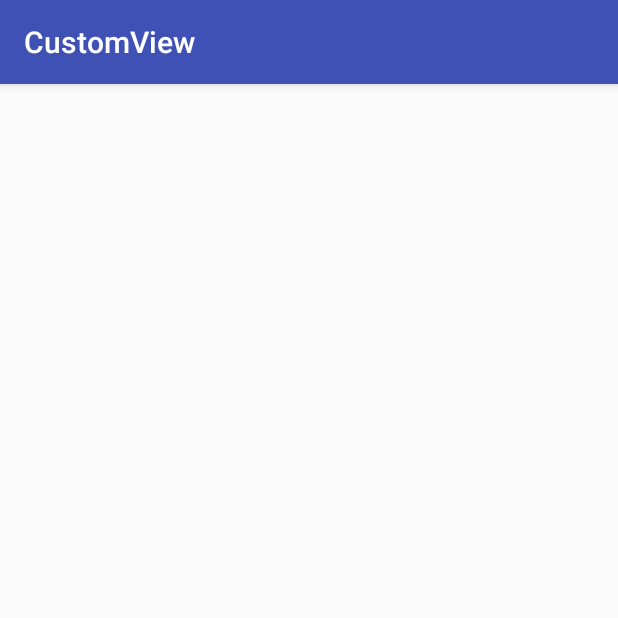
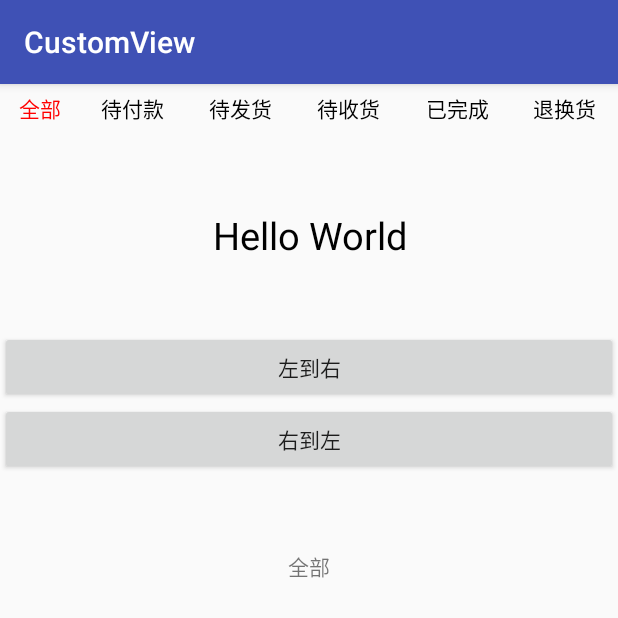
Before and after one commit to FrankZhong96/CustomView, an Android app: the ColorTrackTextViewActivity screen opened directly, with no data from a screen before it, on a phone screen of 412 x 824 dp, the top half of it. Run offline under Robolectric (Android 15) with nearby library versions, the phone set to English and light mode, and no system bars.

Commit message:
字体变色（一个字体两种颜色）

```diff
--- a/app/src/main/java/com/frank/customview/activity/ColorTrackTextViewActivity.java
+++ b/app/src/main/java/com/frank/customview/activity/ColorTrackTextViewActivity.java
@@ -1,10 +1,22 @@
 package com.frank.customview.activity;
 
+import android.graphics.Color;
 import android.os.Bundle;
 import android.support.annotation.Nullable;
+import android.support.v4.app.Fragment;
+import android.support.v4.app.FragmentPagerAdapter;
+import android.support.v4.view.ViewPager;
 import android.support.v7.app.AppCompatActivity;
+import android.util.Log;
+import android.view.ViewGroup;
+import android.widget.LinearLayout;
 
 import com.frank.customview.R;
+import com.frank.customview.fragment.ItemFragment;
+import com.frank.customview.wight.colortracktextview.ColorTrackTextView;
+
+import java.util.ArrayList;
+import java.util.List;
 
 /**
  * Created by Frank on 2018/8/27.
@@ -13,9 +25,84 @@ import com.frank.customview.R;
  */
 public class ColorTrackTextViewActivity extends AppCompatActivity {
 
+    private String[] mItems = {"全部", "待付款", "待发货", "待收货", "已完成", "退换货"};
+    private LinearLayout mLl_layout;
+    private List<ColorTrackTextView> mColorTrackTextViews;
+    private ViewPager mViewpager;
+
+
     @Override
     protected void onCreate(@Nullable Bundle savedInstanceState) {
         super.onCreate(savedInstanceState);
         setContentView(R.layout.activity_colortrack);
+        mLl_layout = findViewById(R.id.ll_layout);
+        mViewpager = findViewById(R.id.viewpager);
+        mColorTrackTextViews = new ArrayList<>();
+        initIndicator();
+        initViewPager();
     }
+
+    //初始化ViewPager
+    private void initViewPager() {
+        mViewpager.setAdapter(new FragmentPagerAdapter(getSupportFragmentManager()) {
+            @Override
+            public Fragment getItem(int position) {
+                return ItemFragment.newInstance(mItems[position]);
+            }
+
+            @Override
+            public int getCount() {
+                return mItems.length;
+            }
+        });
+        mViewpager.addOnPageChangeListener(new ViewPager.OnPageChangeListener() {
+            @Override
+            public void onPageScrolled(int position, float positionOffset, int positionOffsetPixels) {
+
+                Log.e("TAG", "pos" + position + "   positionOffset" + positionOffset);
+
+                //position 当前页面位置   positionOffset 代表滚动的0-1 百分比
+                ColorTrackTextView left = mColorTrackTextViews.get(position);
+                left.setDirection(ColorTrackTextView.Direction.RIGHT_TO_LEFT);
+                left.setCurrentProgress(1 - positionOffset);
+
+                if (position == mItems.length - 1) return;//防止溢出
+
+                ColorTrackTextView right = mColorTrackTextViews.get(position + 1);
+                right.setDirection(ColorTrackTextView.Direction.LEFT_TO_RIGHT);
+                right.setCurrentProgress(positionOffset);
+
+            }
+
+            @Override
+            public void onPageSelected(int i) {
+
+            }
+
+            @Override
+            public void onPageScrollStateChanged(int i) {
+
+            }
+        });
+    }
+
+    //初始化变色指示器
+    private void initIndicator() {
+        for (int i = 0; i < mItems.length; i++) {
+            //动态添加颜色跟踪的TextView
+            LinearLayout.LayoutParams params = new LinearLayout.LayoutParams(ViewGroup.LayoutParams.WRAP_CONTENT, ViewGroup.LayoutParams.WRAP_CONTENT);
+            params.weight = 1;
+            ColorTrackTextView colorTrackTextView = new ColorTrackTextView(this);
+            colorTrackTextView.setText(mItems[i]);
+            colorTrackTextView.setTextSize(20);
+            colorTrackTextView.setChangeColor(Color.RED);//设置变化颜色
+            colorTrackTextView.setLayoutParams(params);
+            //把新的加入LinearLayout容器
+            mLl_layout.addView(colorTrackTextView);
+            //加入集合
+            mColorTrackTextViews.add(colorTrackTextView);
+        }
+    }
+
+
 }
--- /dev/null
+++ b/app/src/main/java/com/frank/customview/fragment/ItemFragment.java
@@ -0,0 +1,75 @@
+package com.frank.customview.fragment;
+
+import android.animation.ObjectAnimator;
+import android.animation.ValueAnimator;
+import android.os.Bundle;
+import android.support.annotation.NonNull;
+import android.support.annotation.Nullable;
+import android.support.v4.app.Fragment;
+import android.view.LayoutInflater;
+import android.view.View;
+import android.view.ViewGroup;
+import android.widget.Button;
+import android.widget.TextView;
+
+import com.frank.customview.R;
+import com.frank.customview.wight.colortracktextview.ColorTrackTextView;
+
+/**
+ * Created by Frank on 2018/8/28.
+ *
+ * @fuction
+ */
+public class ItemFragment extends Fragment implements View.OnClickListener{
+
+    private ColorTrackTextView mColortrack;
+
+    public static ItemFragment newInstance(String item){
+        ItemFragment itemFragment = new ItemFragment();
+        Bundle bundle = new Bundle();
+        bundle.putString("title",item);
+        itemFragment.setArguments(bundle);
+        return itemFragment;
+    }
+
+    @Nullable
+    @Override
+    public View onCreateView(@NonNull LayoutInflater inflater, @Nullable ViewGroup container, @Nullable Bundle savedInstanceState) {
+        View view = inflater.inflate(R.layout.fragment_item,null);
+        mColortrack = view.findViewById(R.id.colortrack);
+        Button btn_left_right = view.findViewById(R.id.btn_left_right);
+        Button btn_right_left = view.findViewById(R.id.btn_right_left);
+        TextView text = view.findViewById(R.id.tv);
+        btn_left_right.setOnClickListener(this);
+        btn_right_left.setOnClickListener(this);
+        Bundle bundle = getArguments();
+        text.setText(bundle.getString("title"));
+        return view;
+    }
+
+    @Override
+    public void onClick(View v) {
+        switch (v.getId()){
+            case R.id.btn_left_right://左往右
+                setColorTrackDirection(ColorTrackTextView.Direction.LEFT_TO_RIGHT);
+                break;
+            case R.id.btn_right_left://右往左
+                setColorTrackDirection(ColorTrackTextView.Direction.RIGHT_TO_LEFT);
+                break;
+        }
+    }
+
+    public void setColorTrackDirection(ColorTrackTextView.Direction direction){
+        mColortrack.setDirection(direction);
+        ValueAnimator valueAnimator = ObjectAnimator.ofFloat(0, 1);
+        valueAnimator.setDuration(2000);
+        valueAnimator.addUpdateListener(new ValueAnimator.AnimatorUpdateListener() {
+            @Override
+            public void onAnimationUpdate(ValueAnimator animation) {
+                float currentProgress = (float) animation.getAnimatedValue();
+                mColortrack.setCurrentProgress(currentProgress);
+            }
+        });
+        valueAnimator.start();
+    }
+}
--- a/app/src/main/java/com/frank/customview/wight/colortracktextview/ColorTrackTextView.java
+++ b/app/src/main/java/com/frank/customview/wight/colortracktextview/ColorTrackTextView.java
@@ -2,8 +2,10 @@ package com.frank.customview.wight.colortracktextview;
 
 import android.content.Context;
 import android.content.res.TypedArray;
+import android.graphics.Canvas;
 import android.graphics.Color;
 import android.graphics.Paint;
+import android.graphics.Rect;
 import android.support.annotation.Nullable;
 import android.util.AttributeSet;
 
@@ -16,9 +18,17 @@ import com.frank.customview.R;
  */
 public class ColorTrackTextView extends android.support.v7.widget.AppCompatTextView {
 
+
     private int mOriginColor = Color.BLACK;//不变化的颜色
     private int mChangeColor = Color.RED;//变化的颜色
     private Paint mOriginPaint, mChangePaint;
+    private float mCurrentProgress = 0f;//当前进度，计算中间值用
+
+    private Direction mDirection = Direction.LEFT_TO_RIGHT;//实现不同方向
+    public enum Direction{
+        LEFT_TO_RIGHT,RIGHT_TO_LEFT
+    }
+
 
     public ColorTrackTextView(Context context) {
         this(context, null);
@@ -55,4 +65,66 @@ public class ColorTrackTextView extends android.support.v7.widget.AppCompatTextV
         paint.setTextSize(getTextSize());//设置字体大小，getTextSize()就是TextView的字体大小
         return paint;
     }
+
+    @Override
+    protected void onDraw(Canvas canvas) {
+//        super.onDraw(canvas);
+//        canvas.clipRect();//裁剪区域
+
+        //根据进度把中间值算出来
+        int middle = (int) (mCurrentProgress*getWidth());
+
+        if(mDirection == Direction.LEFT_TO_RIGHT){//左往右
+            //绘制变色
+            DrawText(canvas,mChangePaint,0,middle);
+            //绘制不变色
+            DrawText(canvas,mOriginPaint,middle,getWidth());
+        }else {
+            //绘制变色
+            DrawText(canvas,mChangePaint,getWidth()-middle,getWidth());
+            //绘制不变色
+            DrawText(canvas,mOriginPaint,0,getWidth()-middle);
+        }
+    }
+
+    /**
+     *绘制Text
+     * @param canvas
+     * @param paint
+     * @param start
+     * @param end
+     */
+    private void DrawText(Canvas canvas,Paint paint,int start,int end){
+        canvas.save();
+        Rect rect = new Rect(start,0,end,getHeight());
+        //利用clipRect();可以裁剪     左边用一个画笔画    右边用另一个画笔画   不断改变中间值
+        canvas.clipRect(rect);
+        String text = getText().toString();
+        Rect bounds = new Rect();
+        paint.getTextBounds(text, 0, text.length(), bounds);
+        int x = getWidth() / 2 - bounds.width() / 2;//获取字体宽度
+        //基线baseLine
+        Paint.FontMetricsInt fontMetrics = paint.getFontMetricsInt();
+        int dy = (fontMetrics.bottom - fontMetrics.top / 2) - fontMetrics.bottom;
+        int baseLine = getHeight() / 2 + dy;
+        canvas.drawText(text,x,baseLine,paint);
+        canvas.restore();
+    }
+
+    //设置进度
+    public void setCurrentProgress(float currentProgress){
+        this.mCurrentProgress = currentProgress;
+        invalidate();
+    }
+
+    //设置方向
+    public void setDirection(Direction direction){
+        this.mDirection = direction;
+    }
+
+    //设置变化颜色
+    public void setChangeColor(int color){
+        this.mChangeColor = color;
+    }
+
 }
--- a/app/src/main/res/layout/activity_colortrack.xml
+++ b/app/src/main/res/layout/activity_colortrack.xml
@@ -1,13 +1,22 @@
 <?xml version="1.0" encoding="utf-8"?>
-<android.support.constraint.ConstraintLayout xmlns:android="http://schemas.android.com/apk/res/android"
+<LinearLayout xmlns:android="http://schemas.android.com/apk/res/android"
     xmlns:app="http://schemas.android.com/apk/res-auto"
     android:layout_width="match_parent"
     android:layout_height="match_parent"
-    android:padding="5dp">
+    android:orientation="vertical">
 
-    <com.frank.customview.wight.colortracktextview.ColorTrackTextView
-        android:id="@+id/colortrack"
-        android:layout_width="wrap_content"
-        android:layout_height="wrap_content" />
+    <LinearLayout
+        android:id="@+id/ll_layout"
+        android:layout_width="match_parent"
+        android:layout_height="50dp"
+        android:orientation="horizontal" />
 
-</android.support.constraint.ConstraintLayout>
+    <android.support.v4.view.ViewPager
+        android:id="@+id/viewpager"
+        android:layout_width="match_parent"
+        android:layout_height="0dp"
+        android:layout_weight="1"
+        android:paddingBottom="10dp"
+        android:paddingTop="10dp"/>
+
+</LinearLayout>
--- /dev/null
+++ b/app/src/main/res/layout/fragment_item.xml
@@ -0,0 +1,36 @@
+<?xml version="1.0" encoding="utf-8"?>
+<LinearLayout xmlns:android="http://schemas.android.com/apk/res/android"
+    android:layout_width="match_parent"
+    android:layout_height="match_parent"
+    android:orientation="vertical">
+
+    <com.frank.customview.wight.colortracktextview.ColorTrackTextView
+        android:id="@+id/colortrack"
+        android:layout_width="wrap_content"
+        android:layout_height="wrap_content"
+        android:layout_gravity="center"
+        android:layout_marginTop="20dp"
+        android:text="Hello World"
+        android:textSize="25sp" />
+
+    <Button
+        android:id="@+id/btn_left_right"
+        android:layout_width="match_parent"
+        android:layout_height="wrap_content"
+        android:layout_marginTop="50dp"
+        android:text="左到右" />
+
+    <Button
+        android:id="@+id/btn_right_left"
+        android:layout_width="match_parent"
+        android:layout_height="wrap_content"
+        android:text="右到左" />
+
+    <TextView
+        android:id="@+id/tv"
+        android:layout_width="wrap_content"
+        android:layout_height="wrap_content"
+        android:layout_gravity="center"
+        android:layout_marginTop="50dp" />
+
+</LinearLayout>
```
